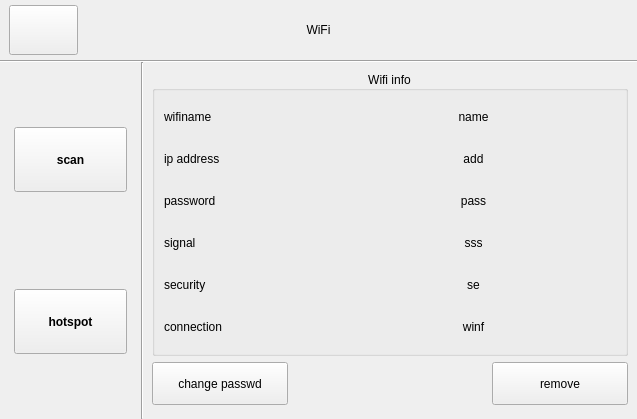
Before: the Qt Designer form wifi.ui in jizizihe/baijie_demo, drawn with Qt 5.
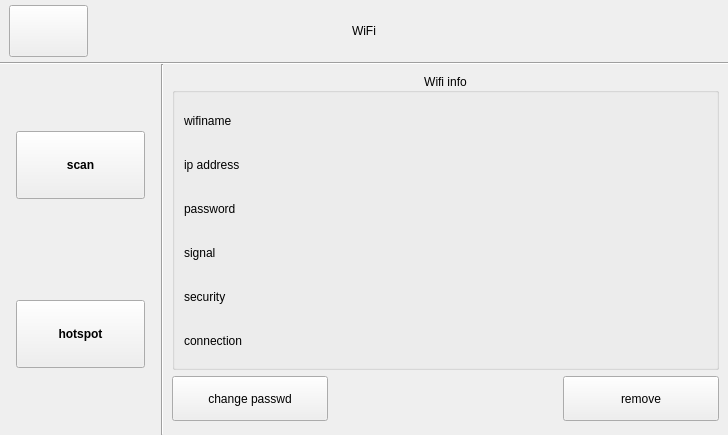
After: the same form once the commit is applied. The open tabs and pages were chosen to show the change. Icons and pictures are not drawn. Custom widgets are drawn as their Qt base class.

Diff of the .ui file:
```diff
--- a/wifi.ui
+++ b/wifi.ui
@@ -6,8 +6,8 @@
    <rect>
     <x>0</x>
     <y>0</y>
-    <width>637</width>
-    <height>419</height>
+    <width>728</width>
+    <height>435</height>
    </rect>
   </property>
   <property name="sizePolicy">
@@ -191,7 +191,13 @@
        </spacer>
       </item>
       <item>
-       <widget class="QLabel" name="label_6">
+       <widget class="QLabel" name="lbl_wifi">
+        <property name="font">
+         <font>
+          <weight>50</weight>
+          <bold>false</bold>
+         </font>
+        </property>
         <property name="text">
          <string>WiFi</string>
         </property>
@@ -232,7 +238,13 @@
          </spacer>
         </item>
         <item>
-         <widget class="SwitchControl" name="wifi_Switch" native="true"/>
+         <widget class="SwitchControl" name="wifi_Switch" native="true">
+          <property name="font">
+           <font>
+            <pointsize>6</pointsize>
+           </font>
+          </property>
+         </widget>
         </item>
        </layout>
       </item>
@@ -1410,7 +1422,7 @@
                           </size>
                          </property>
                          <property name="text">
-                          <string>name</string>
+                          <string/>
                          </property>
                          <property name="alignment">
                           <set>Qt::AlignCenter</set>
@@ -1496,7 +1508,7 @@
                           </size>
                          </property>
                          <property name="text">
-                          <string>add</string>
+                          <string/>
                          </property>
                          <property name="alignment">
                           <set>Qt::AlignCenter</set>
@@ -1582,7 +1594,7 @@
                           </size>
                          </property>
                          <property name="text">
-                          <string>pass</string>
+                          <string/>
                          </property>
                          <property name="alignment">
                           <set>Qt::AlignCenter</set>
@@ -1625,7 +1637,7 @@
                        <item>
                         <widget class="QLabel" name="label_4">
                          <property name="sizePolicy">
-                          <sizepolicy hsizetype="Minimum" vsizetype="Fixed">
+                          <sizepolicy hsizetype="Minimum" vsizetype="Minimum">
                            <horstretch>0</horstretch>
                            <verstretch>0</verstretch>
                           </sizepolicy>
@@ -1668,7 +1680,7 @@
                           </size>
                          </property>
                          <property name="text">
-                          <string>sss</string>
+                          <string/>
                          </property>
                          <property name="alignment">
                           <set>Qt::AlignCenter</set>
@@ -1711,7 +1723,7 @@
                        <item>
                         <widget class="QLabel" name="label_5">
                          <property name="sizePolicy">
-                          <sizepolicy hsizetype="Minimum" vsizetype="Fixed">
+                          <sizepolicy hsizetype="Minimum" vsizetype="Minimum">
                            <horstretch>0</horstretch>
                            <verstretch>0</verstretch>
                           </sizepolicy>
@@ -1754,7 +1766,7 @@
                           </size>
                          </property>
                          <property name="text">
-                          <string>se</string>
+                          <string/>
                          </property>
                          <property name="alignment">
                           <set>Qt::AlignCenter</set>
@@ -1797,7 +1809,7 @@
                        <item>
                         <widget class="QLabel" name="label_7">
                          <property name="sizePolicy">
-                          <sizepolicy hsizetype="Minimum" vsizetype="Fixed">
+                          <sizepolicy hsizetype="Minimum" vsizetype="Minimum">
                            <horstretch>0</horstretch>
                            <verstretch>0</verstretch>
                           </sizepolicy>
@@ -1840,7 +1852,7 @@
                           </size>
                          </property>
                          <property name="text">
-                          <string>winf</string>
+                          <string/>
                          </property>
                          <property name="alignment">
                           <set>Qt::AlignCenter</set>
```
Left out of the diff: 128 changed lines with no effect on the pictures.
